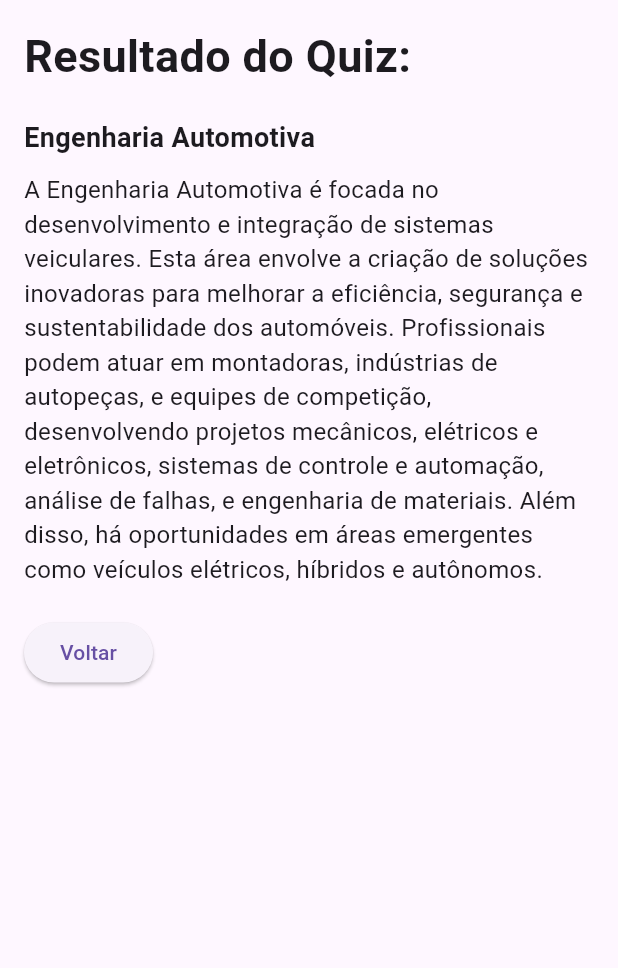
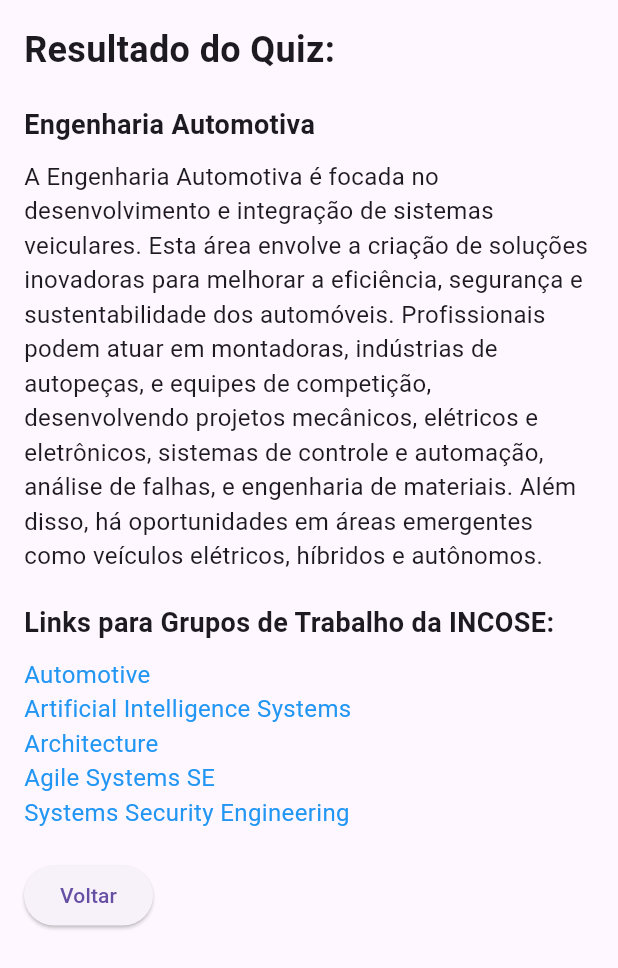
Before and after one commit to bakermarcos/se_quiz, a Flutter app: the ResultPage widget shown alone on an empty page, opened directly, on a phone screen of 412 x 824 dp. Shown: the top 968 px of the screen. Run offline on Flutter 3.47's test engine with Material 3 defaults, Android fonts, the phone set to English and light mode, and no system bars; our stand-ins replace flutter_bloc.

Commit message:
novas páginas

```diff
--- a/lib/final_result/final_result_page.dart
+++ b/lib/final_result/final_result_page.dart
@@ -2,6 +2,7 @@ import 'package:flutter/material.dart';
 import 'package:flutter_bloc/flutter_bloc.dart';
 import 'package:se_quiz/final_result/models/interest_area.dart';
 import 'package:se_quiz/question/bloc/question_bloc.dart';
+import 'package:url_launcher/url_launcher_string.dart';
 
 class ResultPage extends StatelessWidget {
   const ResultPage({super.key});
@@ -40,7 +41,7 @@ class ResultPage extends StatelessWidget {
             children: [
               const Text(
                 'Resultado do Quiz:',
-                style: TextStyle(fontSize: 30, fontWeight: FontWeight.bold),
+                style: TextStyle(fontSize: 24, fontWeight: FontWeight.bold),
               ),
               const SizedBox(height: 20),
               Text(
@@ -54,6 +55,63 @@ class ResultPage extends StatelessWidget {
                 style: const TextStyle(fontSize: 16),
               ),
               const SizedBox(height: 20),
+              const Text(
+                'Links para Grupos de Trabalho da INCOSE:',
+                style: TextStyle(fontSize: 18, fontWeight: FontWeight.bold),
+              ),
+              const SizedBox(height: 10),
+              GestureDetector(
+                onTap: () {
+                  launchURL(
+                      'https://www.incose.org/communities/working-groups-initiatives/automotive');
+                },
+                child: const Text(
+                  'Automotive',
+                  style: TextStyle(fontSize: 16, color: Colors.blue),
+                ),
+              ),
+              GestureDetector(
+                onTap: () {
+                  launchURL(
+                      'https://www.incose.org/communities/working-groups-initiatives/artificial-intelligence-systems');
+                },
+                child: const Text(
+                  'Artificial Intelligence Systems',
+                  style: TextStyle(fontSize: 16, color: Colors.blue),
+                ),
+              ),
+              GestureDetector(
+                onTap: () {
+                  launchURL(
+                      'https://www.incose.org/communities/working-groups-initiatives/architecture');
+                },
+                child: const Text(
+                  'Architecture',
+                  style: TextStyle(fontSize: 16, color: Colors.blue),
+                ),
+              ),
+              GestureDetector(
+                onTap: () {
+                  launchURL(
+                      'https://www.incose.org/communities/working-groups-initiatives/agile-systems-se');
+                },
+                child: const Text(
+                  'Agile Systems SE',
+                  style: TextStyle(fontSize: 16, color: Colors.blue),
+                ),
+              ),
+              GestureDetector(
+                onTap: () {
+                  launchURL(
+                      'https://www.incose.org/communities/working-groups-initiatives/systems-security-engineering');
+                },
+                child: const Text(
+                  'Systems Security Engineering',
+                  style: TextStyle(fontSize: 16, color: Colors.blue),
+                ),
+              ),
+              // Continue adding more links for other groups
+              const SizedBox(height: 20),
               ElevatedButton(
                 onPressed: () {
                   Navigator.pop(context);
@@ -66,4 +124,12 @@ class ResultPage extends StatelessWidget {
       },
     );
   }
+
+  void launchURL(String url) async {
+    if (await canLaunchUrlString(url)) {
+      await launchUrlString(url);
+    } else {
+      throw 'Could not launch $url';
+    }
+  }
 }
--- a/pubspec.yaml
+++ b/pubspec.yaml
@@ -1,16 +1,17 @@
 name: se_quiz
 description: "A new Flutter project."
-publish_to: 'none'
+publish_to: "none"
 version: 0.1.0
 
 environment:
-  sdk: '>=3.3.1 <4.0.0'
+  sdk: ">=3.3.1 <4.0.0"
 
 dependencies:
   flutter:
     sdk: flutter
 
   flutter_bloc: any
+  url_launcher: ^6.3.0
 
 dev_dependencies:
   flutter_test:
```
Also changed, not shown: lib/course_overview/course_overview_page.dart (+52 -0 lines), lib/developer_info/developer_info_page.dart (added, +70 -0 lines), pubspec.lock, 11 other files.
